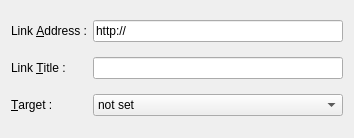
The window that src/addeditlinkbase.ui (mtux/bilbo) describes before a commit, drawn with Qt 5.
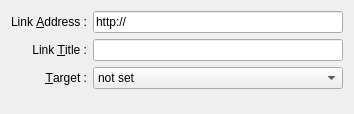
The same window after the commit. Custom widgets are drawn as their Qt base class.

Commit message: * Reload entries list changed to Update entries list! Current entries will not remove on update! * Fixe on UI files: Labels made right aligned

Patch:
```diff
--- a/src/addeditlinkbase.ui
+++ b/src/addeditlinkbase.ui
@@ -6,7 +6,7 @@
     <x>0</x>
     <y>0</y>
     <width>354</width>
-    <height>138</height>
+    <height>114</height>
    </rect>
   </property>
   <property name="sizePolicy" >
@@ -24,6 +24,9 @@
      <property name="text" >
       <string comment="the web address of the link" >Link &amp;Address :</string>
      </property>
+     <property name="alignment" >
+      <set>Qt::AlignRight|Qt::AlignTrailing|Qt::AlignVCenter</set>
+     </property>
      <property name="buddy" >
       <cstring>txtAddress</cstring>
      </property>
@@ -44,6 +47,9 @@
      <property name="text" >
       <string comment="the word which is showed as a link" >Link &amp;Title :</string>
      </property>
+     <property name="alignment" >
+      <set>Qt::AlignRight|Qt::AlignTrailing|Qt::AlignVCenter</set>
+     </property>
      <property name="buddy" >
       <cstring>txtTitle</cstring>
      </property>
@@ -57,6 +63,9 @@
      <property name="text" >
       <string>&amp;Target :</string>
      </property>
+     <property name="alignment" >
+      <set>Qt::AlignRight|Qt::AlignTrailing|Qt::AlignVCenter</set>
+     </property>
      <property name="buddy" >
       <cstring>comboTarget</cstring>
      </property>
@@ -81,6 +90,19 @@
      </item>
     </widget>
    </item>
+   <item row="3" column="0" colspan="2" >
+    <spacer name="verticalSpacer" >
+     <property name="orientation" >
+      <enum>Qt::Vertical</enum>
+     </property>
+     <property name="sizeHint" stdset="0" >
+      <size>
+       <width>20</width>
+       <height>40</height>
+      </size>
+     </property>
+    </spacer>
+   </item>
   </layout>
  </widget>
  <customwidgets>
```
The commit also changes 7 other files.
